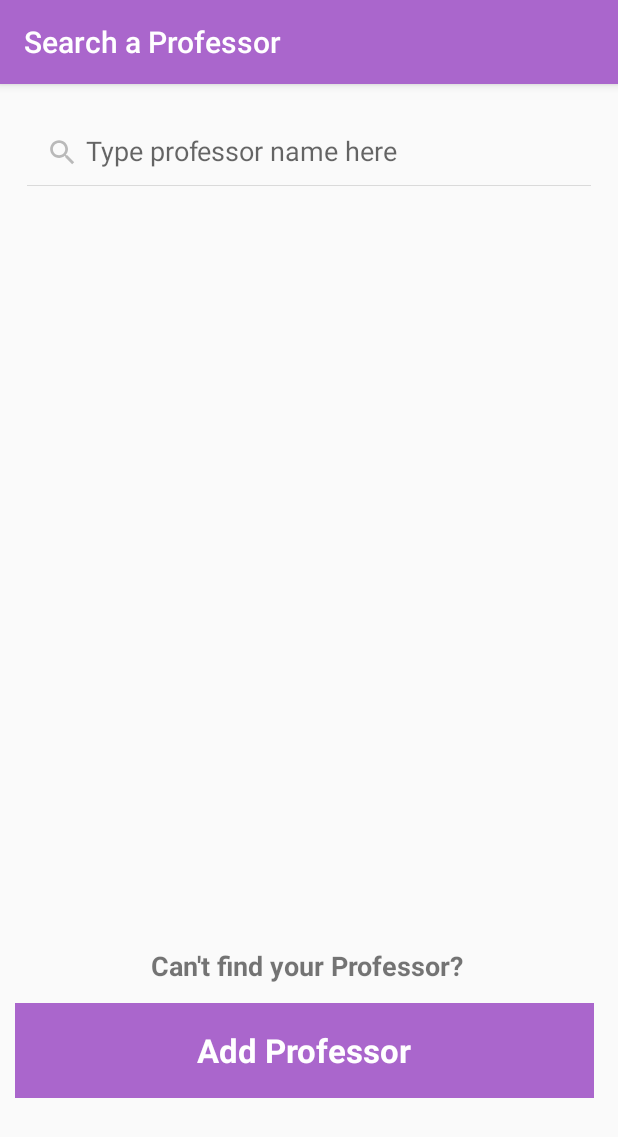
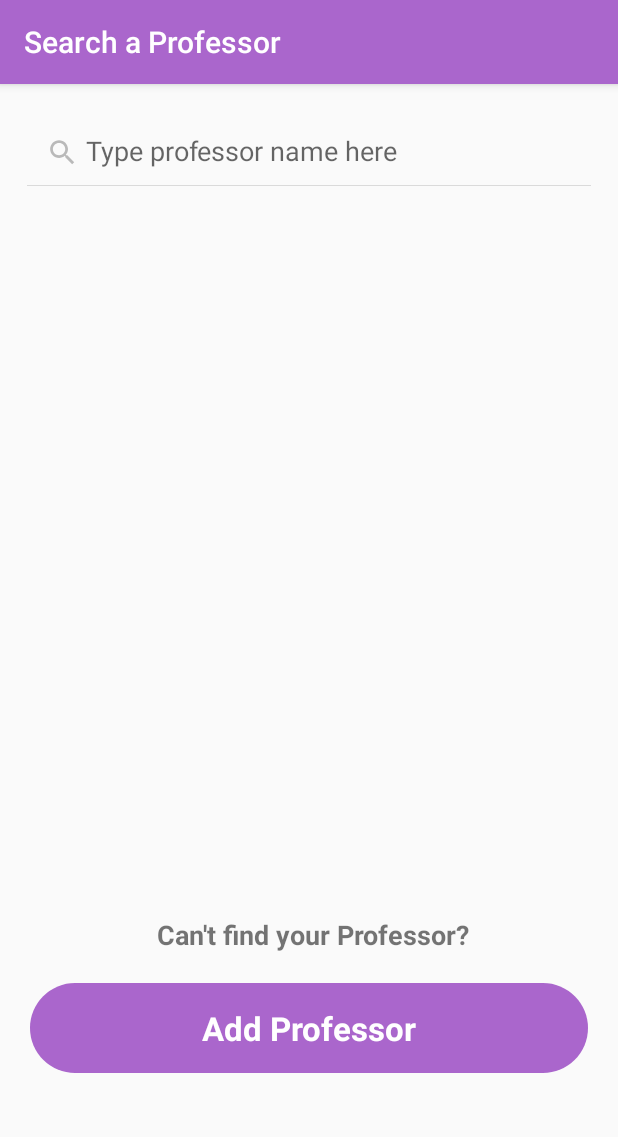
Before and after one commit to ankitabatni/PocketCampus, an Android app: the SearchProfessor screen opened directly, with no data from a screen before it, on a phone screen of 412 x 824 dp. Shown: the top 1137 px of the screen. Run offline under Robolectric (Android 15) with nearby library versions, the phone set to English and light mode, and no system bars; our stand-ins replace Firebase (no records; nobody signed in at launch, a user with empty details on screens opened directly).

Commit message:
layout modifications

```diff
--- a/app/src/main/res/layout/search_professor.xml
+++ b/app/src/main/res/layout/search_professor.xml
@@ -35,15 +35,19 @@
                 android:id="@+id/profListView"
                 android:layout_width="match_parent"
                 android:layout_height="335dp"
-                android:layout_marginTop="10dp" />
+                android:layout_marginBottom="10dp"
+                android:layout_marginLeft="20dp"
+                android:layout_marginRight="20dp"
+                android:layout_marginTop="20dp" />
         </LinearLayout>
     </ScrollView>
 
     <LinearLayout
-        android:layout_width="403dp"
-        android:layout_height="111dp"
+        android:layout_width="match_parent"
+        android:layout_height="wrap_content"
         android:layout_marginTop="20dp"
-        android:orientation="vertical">
+        android:orientation="vertical"
+        android:paddingBottom="10dp">
 
         <TextView
             android:id="@+id/textView10"
@@ -57,19 +61,18 @@
             android:textSize="18sp"
             android:textStyle="bold" />
 
+
         <Button
             android:id="@+id/add_professor_button"
-            android:layout_width="386dp"
-            android:layout_height="59dp"
-            android:layout_marginLeft="10dp"
-            android:layout_marginRight="5dp"
-            android:layout_marginTop="10dp"
-            android:layout_weight="0.18"
-            android:background="@android:color/holo_purple"
+            android:layout_width="match_parent"
+            android:layout_height="wrap_content"
+            android:layout_marginBottom="20dp"
+            android:layout_marginLeft="20dp"
+            android:layout_marginRight="20dp"
+            android:layout_marginTop="20dp"
+            android:layout_weight="0.07"
             android:onClick="onClick"
-            android:text="Add Professor"
-            android:textAlignment="center"
-            android:textColor="@android:color/background_light" />
+            android:text="Add Professor" />
     </LinearLayout>
 
 
```
Also changed, not shown: app/src/main/res/layout/activity_homescreen.xml (+22 -13 lines), app/src/main/res/layout/activity_login_screen.xml (+6 -19 lines), app/src/main/res/layout/activity_rate_professor.xml (+25 -15 lines).
